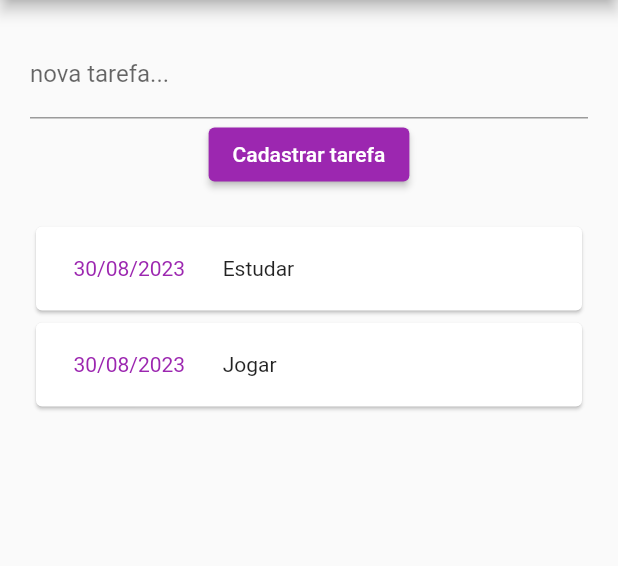
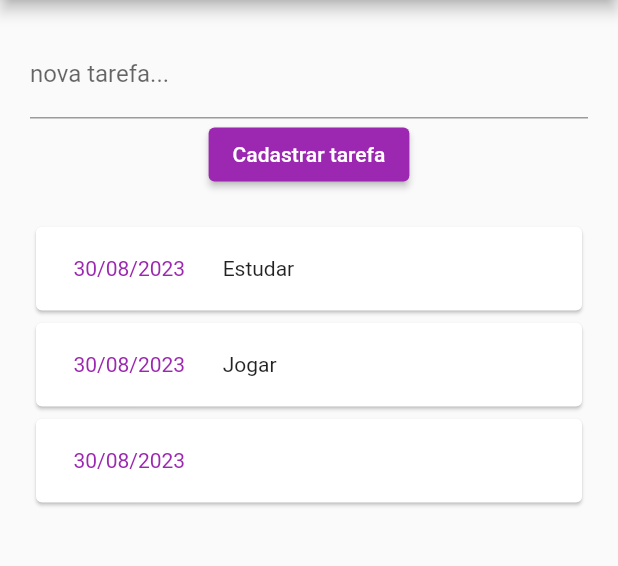
Before and after one commit to jeanmmlima/DIM0524-flutter, a Flutter app: the screen it shows after launch, after a tap on "Cadastrar tarefa", on a phone screen of 412 x 824 dp, the part 84-650 px from its top. Run offline on Flutter 3.47's test engine with Material 2 defaults, Android fonts, the phone set to English and light mode, and no system bars.

Commit message:
components lista e form

```diff
--- /dev/null
+++ b/f02_todolist/lib/components/form_tarefa.dart
@@ -0,0 +1,30 @@
+import 'package:flutter/src/foundation/key.dart';
+import 'package:flutter/src/widgets/framework.dart';
+import 'package:flutter/material.dart';
+
+class FormTarefa extends StatelessWidget {
+  @override
+  Widget build(BuildContext context) {
+    final _tarefaController = TextEditingController();
+
+    _submitForm() {
+      if (_tarefaController.text.isEmpty) {
+        return;
+      }
+      //passando dado para componente pai
+    }
+
+    return Container(
+      child: Column(
+        children: [
+          TextField(
+            controller: _tarefaController,
+            decoration: const InputDecoration(labelText: 'nova tarefa...'),
+          ),
+          ElevatedButton(
+              onPressed: _submitForm, child: Text('Cadastrar tarefa'))
+        ],
+      ),
+    );
+  }
+}
--- /dev/null
+++ b/f02_todolist/lib/components/lista_tarefa.dart
@@ -0,0 +1,45 @@
+// ignore_for_file: public_member_api_docs, sort_constructors_first
+import 'package:flutter/material.dart';
+import 'package:flutter/src/foundation/key.dart';
+import 'package:flutter/src/widgets/framework.dart';
+
+import 'package:f02_todolist/models/tarefa.dart';
+import 'package:intl/intl.dart';
+
+class ListaTarefa extends StatelessWidget {
+  List<Tarefa> listaTarefas;
+
+  ListaTarefa({
+    required this.listaTarefas,
+  });
+
+  @override
+  Widget build(BuildContext context) {
+    return Container(
+      height: 300,
+      child: ListView.builder(
+          itemCount: listaTarefas.length,
+          itemBuilder: (context, index) {
+            final tarefa = listaTarefas[index];
+            return Card(
+              child: Row(
+                children: [
+                  Container(
+                      margin: const EdgeInsets.symmetric(
+                        horizontal: 15,
+                        vertical: 10,
+                      ),
+                      padding: const EdgeInsets.all(10),
+                      child: Text(DateFormat('dd/MM/yyyy').format(tarefa.data),
+                          style: TextStyle(
+                              color: tarefa.data.day >= DateTime.now().day
+                                  ? Theme.of(context).colorScheme.primary
+                                  : Theme.of(context).colorScheme.secondary))),
+                  Text(tarefa.titulo),
+                ],
+              ),
+            );
+          }),
+    );
+  }
+}
--- a/f02_todolist/lib/main.dart
+++ b/f02_todolist/lib/main.dart
@@ -1,8 +1,8 @@
 import 'dart:math';
 
+import 'package:f02_todolist/components/lista_tarefa.dart';
 import 'package:f02_todolist/models/tarefa.dart';
 import 'package:flutter/material.dart';
-import 'package:intl/intl.dart';
 
 void main() {
   runApp(ToDoListApp());
@@ -41,7 +41,9 @@ class _MyHomePageState extends State<MyHomePage> {
         titulo: _tarefaController.text,
         data: DateTime.now());
 
-    //TODO: incrementar lista de tarefas
+    setState(() {
+      _tarefas.add(novaTarefa);
+    });
   }
 
   @override
@@ -72,38 +74,7 @@ class _MyHomePageState extends State<MyHomePage> {
               height: 20,
             ),
             // lista de tarefas
-            Container(
-              height: 300,
-              child: ListView.builder(
-                  itemCount: _tarefas.length,
-                  itemBuilder: (context, index) {
-                    final tarefa = _tarefas[index];
-                    return Card(
-                      child: Row(
-                        children: [
-                          Container(
-                              margin: const EdgeInsets.symmetric(
-                                horizontal: 15,
-                                vertical: 10,
-                              ),
-                              padding: const EdgeInsets.all(10),
-                              child: Text(
-                                  DateFormat('dd/MM/yyyy').format(tarefa.data),
-                                  style: TextStyle(
-                                      color: tarefa.data.day >=
-                                              DateTime.now().day
-                                          ? Theme.of(context)
-                                              .colorScheme
-                                              .primary
-                                          : Theme.of(context)
-                                              .colorScheme
-                                              .secondary))),
-                          Text(tarefa.titulo),
-                        ],
-                      ),
-                    );
-                  }),
-            ),
+            ListaTarefa(listaTarefas: _tarefas),
           ],
         ),
       ),
```
